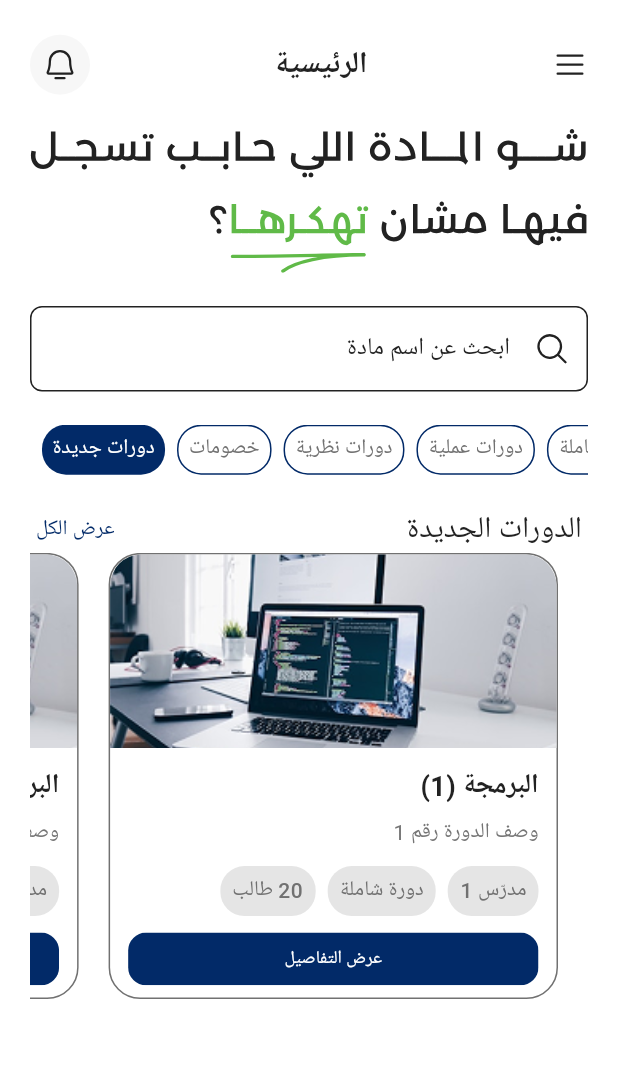
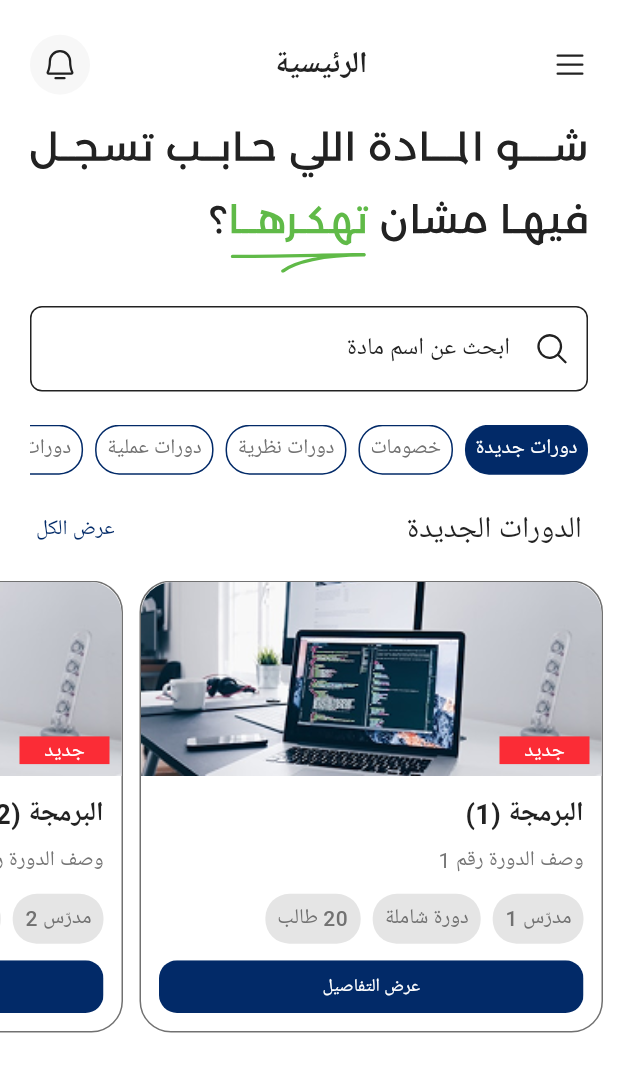
Before and after one commit to HackerhaTeam/student_app, a Flutter app: the screen it shows after launch, on a phone screen of 412 x 824 dp. Shown: the top 1072 px of the screen. Run offline on Flutter 3.47's test engine with Material 3 defaults, Android fonts, the phone set to English and light mode, and no system bars; our stand-ins replace flutter_svg, phosphor_flutter; Roboto replaces fonts that are missing (Montserrat-Arabic).

Commit message:
fix homepagebody scoll, add tag (new) ,refactor code

```diff
--- /dev/null
+++ b/lib/features/home/presentation/widgets/course_content.dart
@@ -0,0 +1,76 @@
+import 'package:flutter/material.dart';
+import 'package:student_hackerha/core/functions/get_responsive_size.dart';
+import 'package:student_hackerha/core/themes/extentions/app_backgrounds.dart';
+import 'package:student_hackerha/core/themes/extentions/app_borders.dart';
+import 'package:student_hackerha/core/widgets/custom_button.dart';
+import 'package:student_hackerha/features/home/presentation/widgets/course_tags.dart';
+
+class CourseContent extends StatelessWidget {
+  final AppBorders border;
+  final AppBackgrounds background;
+  final String courseName;
+  final String description;
+  final List<String> tagsTitle;
+
+  const CourseContent({
+    super.key,
+    required this.border,
+    required this.background,
+    required this.courseName,
+    required this.description,
+    required this.tagsTitle,
+  });
+
+  @override
+  Widget build(BuildContext context) {
+    return Padding(
+      padding: EdgeInsets.all(12.w(context)),
+      child: Column(
+        crossAxisAlignment: CrossAxisAlignment.end,
+        children: [
+          Text(
+            courseName,
+            maxLines: 1,
+            overflow: TextOverflow.ellipsis,
+            style: TextStyle(
+              fontSize: 18.fs(context),
+              fontWeight: FontWeight.bold,
+            ),
+          ),
+          SizedBox(height: 8.h(context)),
+          Text(
+            description,
+            textDirection: TextDirection.rtl,
+            style: TextStyle(
+              fontSize: 14.fs(context),
+              color: Colors.grey[600],
+            ),
+            maxLines: 1,
+            overflow: TextOverflow.ellipsis,
+          ),
+          SizedBox(height: 12.h(context)),
+          CourseTags(
+            tags: tagsTitle,
+            border: border,
+            background: background,
+          ),
+          SizedBox(height: 12.h(context)),
+          CustomButton(
+            onPressed: () {},
+            borderRadius: 12.r(context),
+            color: border.primaryBrand,
+            height: 38.h(context),
+            width: double.infinity,
+            child: Text(
+              "عرض التفاصيل",
+              style: TextStyle(
+                color: background.surfacePrimary,
+                fontSize: 12.fs(context),
+              ),
+            ),
+          ),
+        ],
+      ),
+    );
+  }
+}
--- /dev/null
+++ b/lib/features/home/presentation/widgets/course_image.dart
@@ -0,0 +1,51 @@
+import 'package:flutter/material.dart';
+import 'package:student_hackerha/core/constants/assets_image.dart';
+import 'package:student_hackerha/core/functions/get_responsive_size.dart';
+import 'package:student_hackerha/core/themes/extentions/app_backgrounds.dart';
+import 'package:student_hackerha/core/themes/extentions/app_borders.dart';
+
+class CourseImage extends StatelessWidget {
+  final AppBorders border;
+  final AppBackgrounds background;
+  final bool isNew;
+
+  const CourseImage({
+    required this.border,
+    required this.background,
+    required this.isNew,
+  });
+
+  @override
+  Widget build(BuildContext context) {
+    return ClipRRect(
+      borderRadius: BorderRadius.vertical(
+        top: Radius.circular(21.r(context)),
+      ),
+      child: Stack(
+        alignment: Alignment.bottomRight,
+        children: [
+          Image.asset(
+            AppImages.courseImage,
+            width: double.infinity,
+            height: 140.h(context),
+            fit: BoxFit.cover,
+          ),
+          if (isNew)
+            Padding(
+              padding: EdgeInsets.all(8.w(context)),
+              child: Container(
+                height: 20.h(context),
+                width: 60.w(context),
+                color: background.negativeStrong,
+                alignment: Alignment.center,
+                child: Text(
+                  "جديد",
+                  style: const TextStyle(color: Colors.white),
+                ),
+              ),
+            ),
+        ],
+      ),
+    );
+  }
+}
--- a/lib/features/home/presentation/widgets/course_item.dart
+++ b/lib/features/home/presentation/widgets/course_item.dart
@@ -4,6 +4,9 @@ import 'package:student_hackerha/core/functions/get_responsive_size.dart';
 import 'package:student_hackerha/core/themes/extentions/app_backgrounds.dart';
 import 'package:student_hackerha/core/themes/extentions/app_borders.dart';
 import 'package:student_hackerha/core/widgets/custom_button.dart';
+import 'package:student_hackerha/features/home/presentation/widgets/course_content.dart';
+import 'package:student_hackerha/features/home/presentation/widgets/course_image.dart';
+import 'package:student_hackerha/features/home/presentation/widgets/course_tags.dart';
 import 'package:student_hackerha/features/home/presentation/widgets/courses_tag.dart';
 
 class CourseItem extends StatelessWidget {
@@ -12,6 +15,7 @@ class CourseItem extends StatelessWidget {
   final String courseName;
   final String description;
   final List<String> tagsTitle;
+  final bool isNew;
 
   const CourseItem({
     super.key,
@@ -20,105 +24,35 @@ class CourseItem extends StatelessWidget {
     required this.courseName,
     required this.description,
     required this.tagsTitle,
+    required this.isNew,
   });
 
   @override
   Widget build(BuildContext context) {
-    return SizedBox(
-      height: 330.h(context),
+    return SingleChildScrollView(
       child: Container(
         margin: EdgeInsets.only(bottom: 8.h(context)),
+        width: MediaQuery.of(context).size.width * 0.75,
         decoration: BoxDecoration(
           borderRadius: BorderRadius.circular(21.r(context)),
           border: Border.all(width: 1, color: border.secondary),
         ),
-        child: SizedBox(
         child: Column(
-            mainAxisSize: MainAxisSize.min,
           crossAxisAlignment: CrossAxisAlignment.start,
           children: [
-              ClipRRect(
-                borderRadius: BorderRadius.only(
-                  topLeft: Radius.circular(21.r(context)),
-                  topRight: Radius.circular(21.r(context)),
+            CourseImage(
+              border: border,
+              background: background,
+              isNew: isNew,
             ),
-                child: Image.asset(
-                  AppImages.courseImage,
-                  width: double.infinity,
-                  height: 140.h(context),
-                  fit: BoxFit.cover,
-                ),
-              ),
-              Padding(
-                padding: EdgeInsets.all(12.w(context)),
-                child: Column(
-                  crossAxisAlignment: CrossAxisAlignment.end,
-                  mainAxisSize: MainAxisSize.min,
-                  children: [
-                    Text(
-                      courseName,
-                      maxLines: 1,
-                      overflow: TextOverflow.ellipsis,
-                      style: TextStyle(
-                        fontSize: 18.fs(context),
-                        fontWeight: FontWeight.bold,
-                      ),
-                    ),
-                    SizedBox(height: 8.h(context)),
-                    Text(
-                      description,
-                      textDirection: TextDirection.rtl,
-                      style: TextStyle(
-                        fontSize: 14.fs(context),
-                        color: Colors.grey[600],
-                      ),
-                      maxLines: 1,
-                      overflow: TextOverflow.ellipsis,
-                    ),
-                    SizedBox(height: 12.h(context)),
-                    SizedBox(
-                      height: 36.h(context),
-                      child: Directionality(
-                        textDirection: TextDirection.rtl,
-                        child: ListView.builder(
-                          scrollDirection: Axis.horizontal,
-                          itemCount: tagsTitle.length,
-                          itemBuilder: (context, index) => Padding(
-                            padding: EdgeInsets.only(left: 8.w(context)),
-                            child: CoursesTag(
+            CourseContent(
+              border: border,
               background: background,
-                              appBorder: border,
-                              text: tagsTitle[index],
-                              isSelected: false,
-                              borderColor: Colors.transparent,
-                              backgroundColor: border.transparentStatic,
-                            ),
-                          ),
-                        ),
-                      ),
-                    ),
-                    SizedBox(height: 12.h(context)),
-                    Center(
-                      child: CustomButton(
-                        onPressed: () {},
-                        borderRadius: 12.r(context),
-                        color: border.primaryBrand,
-                        height: 38.h(context),
-                        width: double.infinity,
-                        child: Text(
-                          "عرض التفاصيل",
-                          style: TextStyle(
-                            color: background.surfacePrimary,
-                            fontSize: 12.fs(context),
-                          ),
-                        ),
-                      ),
+              courseName: courseName,
+              description: description,
+              tagsTitle: tagsTitle,
             ),
           ],
-                ),
-              ),
-            ],
-          ),
         ),
       ),
     );
--- /dev/null
+++ b/lib/features/home/presentation/widgets/course_list_section.dart
@@ -0,0 +1,47 @@
+import 'package:flutter/material.dart';
+import 'package:student_hackerha/core/functions/get_responsive_size.dart';
+import 'package:student_hackerha/core/themes/extentions/app_backgrounds.dart';
+import 'package:student_hackerha/core/themes/extentions/app_borders.dart';
+import 'package:student_hackerha/features/home/presentation/widgets/course_item.dart';
+
+class CourseListSection extends StatelessWidget {
+  final double height;
+  final AppBorders border;
+  final AppBackgrounds background;
+
+  const CourseListSection({
+    super.key,
+    required this.height,
+    required this.border,
+    required this.background,
+  });
+
+  @override
+  Widget build(BuildContext context) {
+    return SizedBox(
+      height: height,
+      child: ListView.builder(
+        reverse: true,
+        scrollDirection: Axis.horizontal,
+        itemCount: 50,
+        itemBuilder: (context, index) => Padding(
+          padding: EdgeInsets.only(
+              left: index == 0 ? 1.w(context) : 10.w(context),
+              right: 10.w(context)),
+          child: CourseItem(
+            isNew: true,
+            border: border,
+            background: background,
+            courseName: 'البرمجة (${index + 1})',
+            description: 'وصف الدورة رقم ${index + 1}',
+            tagsTitle: [
+              "مدرّس ${index + 1}",
+              "دورة شاملة",
+              "${index + 20} طالب"
+            ],
+          ),
+        ),
+      ),
+    );
+  }
+}
--- /dev/null
+++ b/lib/features/home/presentation/widgets/course_tags.dart
@@ -0,0 +1,42 @@
+import 'package:flutter/material.dart';
+import 'package:student_hackerha/core/functions/get_responsive_size.dart';
+import 'package:student_hackerha/core/themes/extentions/app_backgrounds.dart';
+import 'package:student_hackerha/core/themes/extentions/app_borders.dart';
+import 'package:student_hackerha/features/home/presentation/widgets/courses_tag.dart';
+
+class CourseTags extends StatelessWidget {
+  final List<String> tags;
+  final AppBorders border;
+  final AppBackgrounds background;
+
+  const CourseTags({
+    required this.tags,
+    required this.border,
+    required this.background,
+  });
+
+  @override
+  Widget build(BuildContext context) {
+    return SizedBox(
+      height: 36.h(context),
+      child: Directionality(
+        textDirection: TextDirection.rtl,
+        child: ListView.builder(
+          scrollDirection: Axis.horizontal,
+          itemCount: tags.length,
+          itemBuilder: (context, index) => Padding(
+            padding: EdgeInsets.only(left: 8.w(context)),
+            child: CoursesTag(
+              background: background,
+              appBorder: border,
+              text: tags[index],
+              isSelected: false,
+              borderColor: Colors.transparent,
+              backgroundColor: border.transparentStatic,
+            ),
+          ),
+        ),
+      ),
+    );
+  }
+}
--- /dev/null
+++ b/lib/features/home/presentation/widgets/courses_header.dart
@@ -0,0 +1,36 @@
+import 'package:flutter/material.dart';
+import 'package:student_hackerha/core/functions/get_responsive_size.dart';
+import 'package:student_hackerha/core/themes/extentions/app_backgrounds.dart';
+
+class CoursesHeader extends StatelessWidget {
+  final AppBackgrounds background;
+
+  const CoursesHeader({super.key, required this.background});
+
+  @override
+  Widget build(BuildContext context) {
+    return Padding(
+      padding: EdgeInsets.symmetric(horizontal: 24.w(context)),
+      child: Row(
+        mainAxisAlignment: MainAxisAlignment.spaceBetween,
+        children: [
+          Text(
+            "عرض الكل",
+            style: TextStyle(
+              color: background.primaryBrand,
+              fontSize: 14.fs(context),
+              fontWeight: FontWeight.w400,
+            ),
+          ),
+          Text(
+            "الدورات الجديدة",
+            style: TextStyle(
+              fontSize: 20.fs(context),
+              fontWeight: FontWeight.w400,
+            ),
+          ),
+        ],
+      ),
+    );
+  }
+}
--- a/lib/features/home/presentation/widgets/home_page_body.dart
+++ b/lib/features/home/presentation/widgets/home_page_body.dart
@@ -1,14 +1,12 @@
 import 'package:flutter/material.dart';
-import 'package:flutter_svg/svg.dart';
-import 'package:phosphor_flutter/phosphor_flutter.dart';
-import 'package:student_hackerha/core/constants/assets_image.dart';
 import 'package:student_hackerha/core/functions/get_responsive_size.dart';
 import 'package:student_hackerha/core/themes/extentions/app_backgrounds.dart';
 import 'package:student_hackerha/core/themes/extentions/app_borders.dart';
-import 'package:student_hackerha/core/widgets/custom_textdiled.dart';
-import 'package:student_hackerha/features/home/presentation/widgets/course_item.dart';
-import 'package:student_hackerha/features/home/presentation/widgets/courses_tag.dart';
+import 'package:student_hackerha/features/home/presentation/widgets/course_list_section.dart';
+import 'package:student_hackerha/features/home/presentation/widgets/courses_header.dart';
 import 'package:student_hackerha/features/home/presentation/widgets/home_header.dart';
+import 'package:student_hackerha/features/home/presentation/widgets/home_search_section.dart';
+import 'package:student_hackerha/features/home/presentation/widgets/tags_section.dart';
 
 class HomePageBody extends StatefulWidget {
   const HomePageBody({
@@ -52,112 +50,42 @@ class _HomePageBodyState extends State<HomePageBody> {
   Widget build(BuildContext context) {
     final background = Theme.of(context).extension<AppBackgrounds>()!;
     final border = Theme.of(context).extension<AppBorders>()!;
+    final screenHeight = MediaQuery.of(context).size.height;
+    final isTablet = screenHeight > 850;
+    final listHeight = isTablet ? 420.h(context) : 340.h(context);
 
-    return SingleChildScrollView(
-      child: Column(
-        children: [
-          HomeHeader(backgrounds: background),
-          Padding(
-            padding: EdgeInsets.symmetric(horizontal: 20.w(context)),
-            child: Column(
-              children: [
-                SizedBox(height: 24.h(context)),
-                SvgPicture.asset(AppImages.homeText, width: 372.w(context)),
-                SizedBox(height: 24.h(context)),
-                CustomTextField(
-                  fieldType: FieldType.search,
-                  hint: "ابحث عن اسم مادة",
-                  radius: 8.r(context),
-                  suffixIcon: PhosphorIcons.magnifyingGlass(),
-                  controller: _searchController,
-                ),
-                SizedBox(height: 24.h(context)),
-                SizedBox(
-                  height: 36.h(context),
-                  child: Directionality(
-                    textDirection: TextDirection.rtl,
-                    child: ListView.builder(
-                      reverse: true,
-                      scrollDirection: Axis.horizontal,
-                      itemCount: tags.length,
-                      itemBuilder: (context, index) => Padding(
-                        padding: EdgeInsets.only(left: 8.w(context)),
-                        child: CoursesTag(
+    return CustomScrollView(
+      slivers: [
+        SliverToBoxAdapter(child: HomeHeader(backgrounds: background)),
+        SliverToBoxAdapter(
+          child: HomeSearchSection(
             background: background,
-                          appBorder: border,
-                          text: tags[index],
-                          isSelected: index == selectedTagIndex,
-                          onTap: () => setState(() => selectedTagIndex = index),
-                          borderColor: border.primaryBrand,
+            searchController: _searchController,
           ),
         ),
+        SliverToBoxAdapter(
+          child: TagsSection(
+            tags: tags,
+            selectedIndex: selectedTagIndex,
+            onTagSelected: (index) => setState(() => selectedTagIndex = index),
+            background: background,
+            border: border,
           ),
         ),
+        SliverToBoxAdapter(child: SizedBox(height: 24.h(context))),
+        SliverToBoxAdapter(
+          child: CoursesHeader(background: background),
         ),
-                SizedBox(height: 24.h(context)),
-                _buildCoursesHeader(background),
-                SizedBox(
-                  height: 330.h(context),
-                  child: ListView.builder(
-                    reverse: true,
-                    scrollDirection: Axis.horizontal,
-                    itemCount: 50,
-                    itemBuilder: (context, index) => SizedBox(
-                      width: MediaQuery.of(context).size.width * 0.8,
-                      height: 330.h(context),
-                      child: Padding(
-                        padding: EdgeInsets.only(
-                          left: 10.w(context),
-                          right: index == 0
-                              ? 20.w(context)
-                              : 10.w(context), // مسافة إضافية للعنصر الأول
-                        ),
-                        child: CourseItem(
+        SliverToBoxAdapter(child: SizedBox(height: 20.h(context))),
+        SliverToBoxAdapter(
+          child: CourseListSection(
+            height: listHeight,
             border: border,
             background: background,
-                          courseName: 'البرمجة (${index + 1})',
-                          description: 'وصف الدورة رقم ${index + 1}',
-                          tagsTitle: [
-                            "مدرّس ${index + 1}",
-                            "دورة شاملة",
-                            "${index + 20} طالب"
-                          ],
           ),
         ),
-                    ),
-                  ),
-                ),
+        SliverToBoxAdapter(child: SizedBox(height: 40.h(context))),
       ],
-            ),
-          ),
-        ],
-      ),
-    );
-  }
-
-  Widget _buildCoursesHeader(AppBackgrounds background) {
-    return Padding(
-      padding: EdgeInsets.symmetric(horizontal: 4.w(context)),
-      child: Row(
-        mainAxisAlignment: MainAxisAlignment.spaceBetween,
-        children: [
-          Text(
-            "عرض الكل",
-            style: TextStyle(
-              color: background.primaryBrand,
-              fontSize: 14.fs(context),
-              fontWeight: FontWeight.w400,
-            ),
-          ),
-          Text(
-            "الدورات الجديدة",
-            style: TextStyle(
-              fontSize: 20.fs(context),
-              fontWeight: FontWeight.w400,
-            ),
-          ),
-        ],
-      ),
     );
   }
 }
--- /dev/null
+++ b/lib/features/home/presentation/widgets/home_search_section.dart
@@ -0,0 +1,40 @@
+import 'package:flutter/material.dart';
+import 'package:flutter_svg/svg.dart';
+import 'package:phosphor_flutter/phosphor_flutter.dart';
+import 'package:student_hackerha/core/constants/assets_image.dart';
+import 'package:student_hackerha/core/functions/get_responsive_size.dart';
+import 'package:student_hackerha/core/themes/extentions/app_backgrounds.dart';
+import 'package:student_hackerha/core/widgets/custom_textdiled.dart';
+
+class HomeSearchSection extends StatelessWidget {
+  final AppBackgrounds background;
+  final TextEditingController searchController;
+
+  const HomeSearchSection({
+    super.key,
+    required this.background,
+    required this.searchController,
+  });
+
+  @override
+  Widget build(BuildContext context) {
+    return Padding(
+      padding: EdgeInsets.symmetric(horizontal: 20.w(context)),
+      child: Column(
+        children: [
+          SizedBox(height: 24.h(context)),
+          SvgPicture.asset(AppImages.homeText, width: 372.w(context)),
+          SizedBox(height: 24.h(context)),
+          CustomTextField(
+            fieldType: FieldType.search,
+            hint: "ابحث عن اسم مادة",
+            radius: 8.r(context),
+            suffixIcon: PhosphorIcons.magnifyingGlass(),
+            controller: searchController,
+          ),
+          SizedBox(height: 24.h(context)),
+        ],
+      ),
+    );
+  }
+}
--- /dev/null
+++ b/lib/features/home/presentation/widgets/tags_section.dart
@@ -0,0 +1,50 @@
+import 'package:flutter/material.dart';
+import 'package:student_hackerha/core/functions/get_responsive_size.dart';
+import 'package:student_hackerha/core/themes/extentions/app_backgrounds.dart';
+import 'package:student_hackerha/core/themes/extentions/app_borders.dart';
+import 'package:student_hackerha/features/home/presentation/widgets/courses_tag.dart';
+
+class TagsSection extends StatelessWidget {
+  final List<String> tags;
+  final int selectedIndex;
+  final void Function(int) onTagSelected;
+  final AppBackgrounds background;
+  final AppBorders border;
+
+  const TagsSection({
+    super.key,
+    required this.tags,
+    required this.selectedIndex,
+    required this.onTagSelected,
+    required this.background,
+    required this.border,
+  });
+
+  @override
+  Widget build(BuildContext context) {
+    return Padding(
+      padding: EdgeInsets.symmetric(horizontal: 20.w(context)),
+      child: SizedBox(
+        height: 36.h(context),
+        child: Directionality(
+          textDirection: TextDirection.rtl,
+          child: ListView.builder(
+            scrollDirection: Axis.horizontal,
+            itemCount: tags.length,
+            itemBuilder: (context, index) => Padding(
+              padding: EdgeInsets.only(left: 8.w(context)),
+              child: CoursesTag(
+                background: background,
+                appBorder: border,
+                text: tags[index],
+                isSelected: index == selectedIndex,
+                onTap: () => onTagSelected(index),
+                borderColor: border.primaryBrand,
+              ),
+            ),
+          ),
+        ),
+      ),
+    );
+  }
+}
```
Lines whose indentation alone changed are shown as unchanged.
